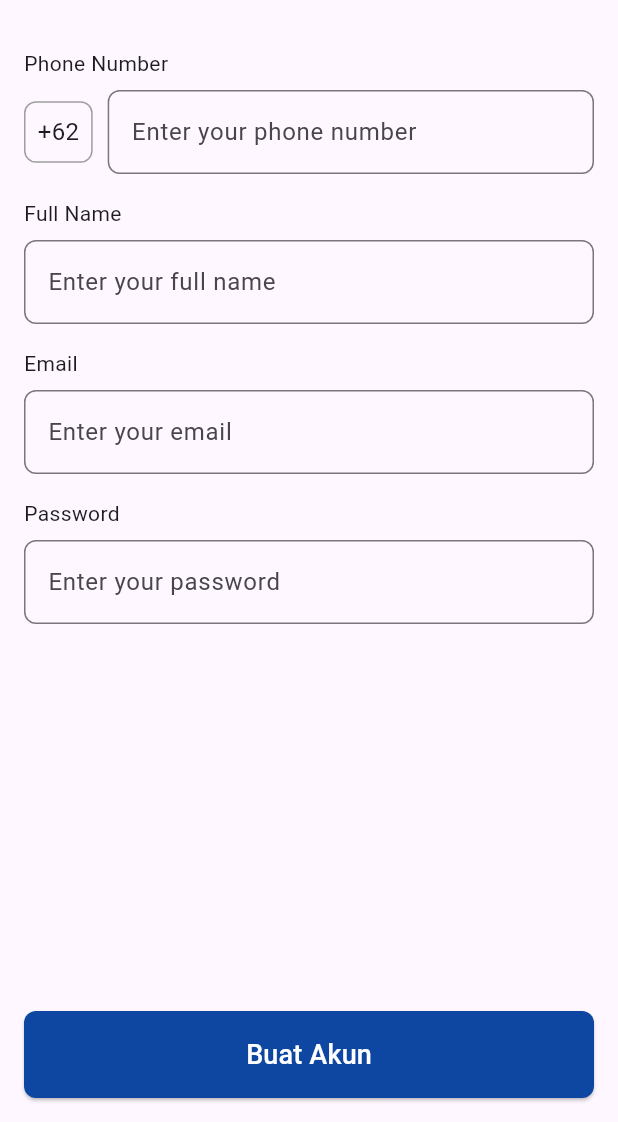
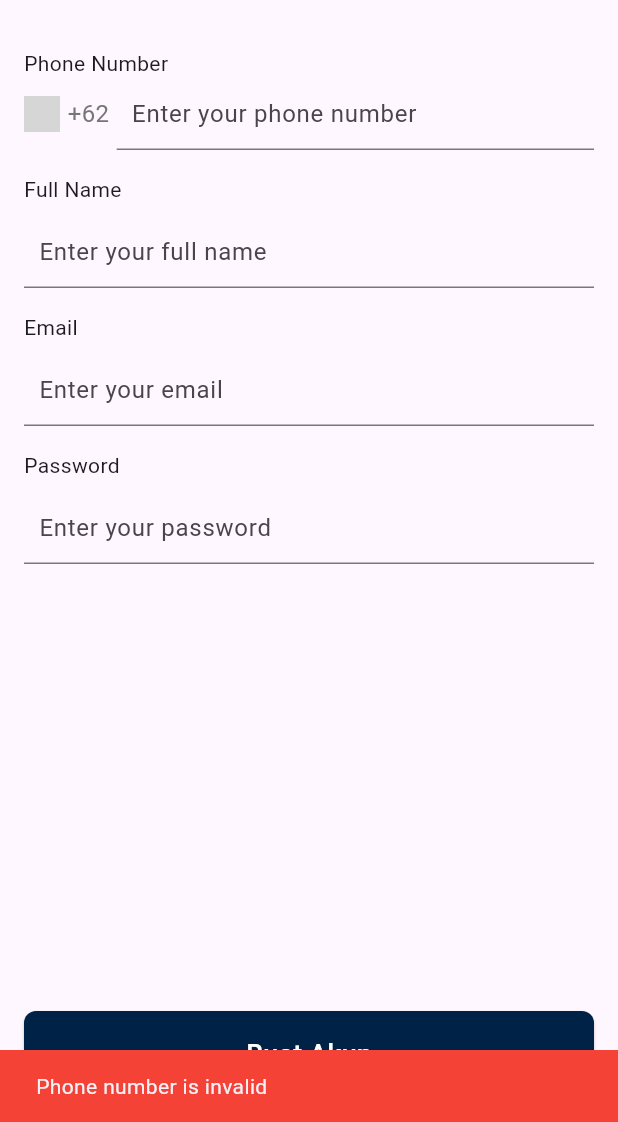
Before and after one commit to Satyavira/KidsGrowthPlus, a Flutter app: the SignupScreen screen opened directly, after a tap on "Buat Akun", on a phone screen of 412 x 824 dp, the part 114-1236 px from its top. Run offline on Flutter 3.47's test engine with Material 3 defaults, Android fonts, the light colour scheme and no system bars; our stand-ins replace cloud_firestore, firebase_auth, firebase_core, flutter_svg, google_fonts, google_sign_in; accounts and stored records are empty; project files that could hold a hidden picture were left out; grey boxes are pictures that could not be loaded.

Commit message:
Modified signup_screen.dart. Change the screen from stateless to stateful and add some controller for the textfield changing how to show the image using svgpicture widget, change the border for the textfield to underline input border. Change the button to be outside the single scroll and create a parent to the single scroll that is stack. And create validation for the textfield.

```diff
--- a/lib/ui/auth/signup_screen.dart
+++ b/lib/ui/auth/signup_screen.dart
@@ -1,13 +1,82 @@
 import 'package:flutter/material.dart';
-import 'package:flutter_svg/svg.dart';
+import 'package:flutter_svg/flutter_svg.dart';
+import 'package:kids_growth_plus/ui/main/add_child_data_screen.dart';
+import 'package:provider/provider.dart';
 
-class SignupScreen extends StatelessWidget {
+import '../../provider/auth_provider.dart';
+import '../../services/firestore_service.dart';
+
+class SignupScreen extends StatefulWidget {
   const SignupScreen({super.key});
 
   @override
+  State<SignupScreen> createState() => _SignupScreenState();
+}
+
+class _SignupScreenState extends State<SignupScreen> {
+  final TextEditingController _phoneController = TextEditingController();
+  final TextEditingController _fullNameController = TextEditingController();
+  final TextEditingController _emailController = TextEditingController();
+  final TextEditingController _passwordController = TextEditingController();
+  bool isFormValid = false;
+  bool isLoading = false;
+
+  @override
+  void dispose() {
+    _phoneController.dispose();
+    _fullNameController.dispose();
+    _emailController.dispose();
+    _passwordController.dispose();
+    super.dispose();
+  }
+
+  bool validateForm() {
+    String phone = _phoneController.text.trim();
+    String fullName = _fullNameController.text.trim();
+    String email = _emailController.text.trim();
+    String password = _passwordController.text.trim();
+
+    if (phone.isEmpty || phone.length < 10) {
+      showError("Phone number is invalid");
+      return false;
+    }
+
+    if (fullName.isEmpty) {
+      showError("Full name is required");
+      return false;
+    }
+
+    if (email.isEmpty ||
+        !RegExp(r"^[a-zA-Z0-9]+@[a-zA-Z0-9]+\.[a-zA-Z]+").hasMatch(email)) {
+      showError("Please enter a valid email address");
+      return false;
+    }
+
+    if (password.isEmpty || password.length < 6) {
+      showError("Password must be at least 6 characters");
+      return false;
+    }
+
+    return true;
+  }
+
+  void showError(String message) {
+    ScaffoldMessenger.of(context).showSnackBar(SnackBar(
+      content: Text(message),
+      backgroundColor: Colors.red,
+      duration: const Duration(seconds: 4),
+    ));
+  }
+
+  @override
   Widget build(BuildContext context) {
+    final authProvider = Provider.of<AuthProvider>(context);
     return Scaffold(
+      resizeToAvoidBottomInset: false,
       body: SafeArea(
+        child: Stack(
+          children: [
+            SingleChildScrollView(
             child: Padding(
               padding: const EdgeInsets.symmetric(horizontal: 16.0),
               child: Column(
@@ -30,34 +99,38 @@ class SignupScreen extends StatelessWidget {
 
                   // Phone Number Field
                   const Text("Phone Number"),
-              const SizedBox(height: 8),
                   Row(
+                    crossAxisAlignment: CrossAxisAlignment.center,
                     children: [
                       // Country Code
-                  Container(
-                    padding: const EdgeInsets.all(8.0),
-                    decoration: BoxDecoration(
-                      border: Border.all(color: Colors.grey),
-                      borderRadius: BorderRadius.circular(8.0),
+                      Row(
+                        crossAxisAlignment: CrossAxisAlignment.center,
+                        children: [
+                          SvgPicture.asset(
+                            'assets/indonesia_circle.svg',
+                            width: 24,
+                            height: 24,
+                            fit: BoxFit.contain,
                           ),
-                    child: Row(
-                      children: const [
-                        Text(
+                          const SizedBox(width: 5,),
+                          const Text(
                             "+62",
-                          style: TextStyle(fontSize: 16),
+                            style: TextStyle(
+                              fontSize: 16,
+                              color: Color(0xFF767676),
+                            ),
                           ),
                         ],
                       ),
-                  ),
-                  const SizedBox(width: 10),
+                      const SizedBox(width: 5),
                       // Phone Number Input
                       Expanded(
                         child: TextField(
-                      decoration: InputDecoration(
+                          controller: _phoneController,
+                          decoration: const InputDecoration(
                             hintText: "Enter your phone number",
-                        border: OutlineInputBorder(
-                          borderRadius: BorderRadius.circular(8.0),
-                        ),
+                            border: UnderlineInputBorder(),
+                            contentPadding: EdgeInsets.symmetric(horizontal: 10),
                           ),
                           keyboardType: TextInputType.phone,
                         ),
@@ -71,11 +144,11 @@ class SignupScreen extends StatelessWidget {
                   const Text("Full Name"),
                   const SizedBox(height: 8),
                   TextField(
-                decoration: InputDecoration(
+                    controller: _fullNameController,
+                    decoration: const InputDecoration(
                       hintText: "Enter your full name",
-                  border: OutlineInputBorder(
-                    borderRadius: BorderRadius.circular(8.0),
-                  ),
+                      border: UnderlineInputBorder(),
+                      contentPadding: EdgeInsets.symmetric(horizontal: 10),
                     ),
                   ),
 
@@ -85,11 +158,11 @@ class SignupScreen extends StatelessWidget {
                   const Text("Email"),
                   const SizedBox(height: 8),
                   TextField(
-                decoration: InputDecoration(
+                    controller: _emailController,
+                    decoration: const InputDecoration(
                       hintText: "Enter your email",
-                  border: OutlineInputBorder(
-                    borderRadius: BorderRadius.circular(8.0),
-                  ),
+                      border: UnderlineInputBorder(),
+                      contentPadding: EdgeInsets.symmetric(horizontal: 10),
                     ),
                     keyboardType: TextInputType.emailAddress,
                   ),
@@ -100,32 +173,79 @@ class SignupScreen extends StatelessWidget {
                   const Text("Password"),
                   const SizedBox(height: 8),
                   TextField(
-                decoration: InputDecoration(
+                    controller: _passwordController,
+                    decoration: const InputDecoration(
                       hintText: "Enter your password",
-                  border: OutlineInputBorder(
-                    borderRadius: BorderRadius.circular(8.0),
-                  ),
+                      border: UnderlineInputBorder(),
+                      contentPadding: EdgeInsets.symmetric(horizontal: 10),
                     ),
                     obscureText: true,
                   ),
-
-              const Spacer(),
-
-              // Register Button
-              SizedBox(
+                ],
+              ),
+            ),
+          ),
+            Align(
+              alignment: Alignment.bottomCenter,
+              child: Padding(
+                padding: const EdgeInsets.symmetric(horizontal: 16.0, vertical: 16.0),
+                child: SizedBox(
                   width: double.infinity,
                   child: ElevatedButton(
-                  onPressed: () {
-                    // Add your action here
+                    onPressed: isLoading
+                        ? null
+                        : () async {
+                      setState(() {
+                        isLoading = true;
+                      });
+                      if (validateForm()) {
+                        String phone = _phoneController.text;
+                        String fullName = _fullNameController.text;
+                        String email = _emailController.text;
+                        String password = _passwordController.text;
+
+                        try {
+                          await authProvider.signUp(email.trim(), password.trim());
+                          FirestoreService firestoreService =
+                          FirestoreService();
+                          await firestoreService.storeUserData(
+                              fullName.trim(), phone.trim(), email.trim());
+
+                          ScaffoldMessenger.of(context).showSnackBar(
+                            const SnackBar(
+                              content: Text(
+                                  "Verification email sent! Please check your inbox."),
+                              duration: Duration(seconds: 4),
+                            ),
+                          );
+
+                          authProvider.startEmailVerificationCheck(() {
+                            Navigator.pushAndRemoveUntil(
+                              context,
+                              MaterialPageRoute(builder: (context) => AddChildDataScreen()),
+                                  (Route<dynamic> route) => false,
+                            );
+                          });
+                        } catch (e) {
+                          showError("Failed to sign up: ${e.toString()}");
+                        }
+                      }
+                      setState(() {
+                        isLoading = false;
+                      });
                     },
                     style: ElevatedButton.styleFrom(
-                    backgroundColor: Colors.blue[900],
+                      backgroundColor: const Color(0xFF002247),
                       padding: const EdgeInsets.symmetric(vertical: 16.0),
                       shape: RoundedRectangleBorder(
                         borderRadius: BorderRadius.circular(8.0),
                       ),
                     ),
-                  child: const Text(
+                    child: isLoading
+                        ? const CircularProgressIndicator(
+                      color: Colors.white,
+                    )
+                        : const Text(
                       "Buat Akun",
                       style: TextStyle(
                         fontSize: 18,
@@ -134,10 +254,9 @@ class SignupScreen extends StatelessWidget {
                     ),
                   ),
                 ),
-
-              const SizedBox(height: 16),
-            ],
               ),
+            ),
+          ]
         ),
       ),
     );
```
Lines whose indentation alone changed are shown as unchanged.
